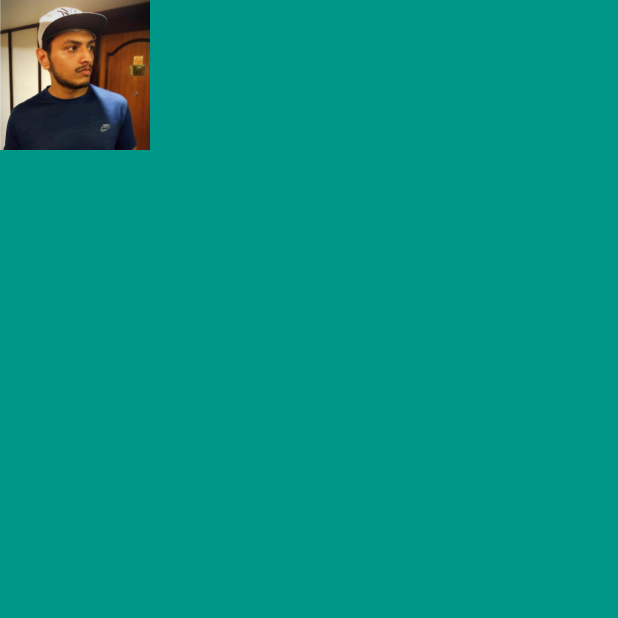
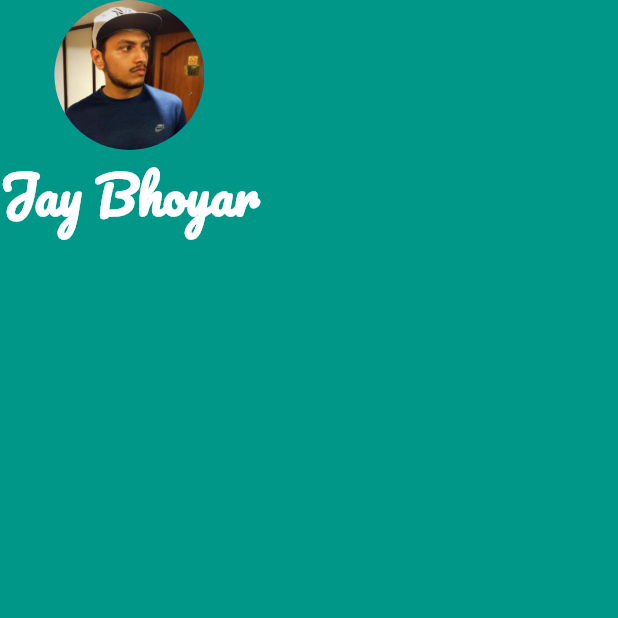
Before and after one commit to jaybhoyar/f-practice, a Flutter app: the screen it shows after launch, on a phone screen of 412 x 824 dp, the top half of it. Run offline on Flutter 3.47's test engine with Material 2 defaults, Android fonts, the phone set to English and light mode, and no system bars.

Commit message:
add custom font

```diff
--- a/mi_card_flutter/lib/main.dart
+++ b/mi_card_flutter/lib/main.dart
@@ -15,11 +15,20 @@ class MyApp extends StatelessWidget {
           child: Column(
             children: <Widget>[
               CircleAvatar(
-                  radius: 50.0,
-                  backgroundColor: Colors.red,
-                  child: Image(
-                    image: AssetImage('images/profile.png'),
-                  )),
+                radius: 50.0,
+                backgroundImage: AssetImage('images/profile.png'),
+                // height: 50.0,
+                // width: 50.0,
+              ),
+              Text(
+                'Jay Bhoyar',
+                style: TextStyle(
+                  fontSize: 34.0,
+                  color: Colors.white,
+                  fontWeight: FontWeight.bold,
+                  fontFamily: 'Pacifico',
+                ),
+              )
             ],
           ),
         ),
--- a/mi_card_flutter/pubspec.yaml
+++ b/mi_card_flutter/pubspec.yaml
@@ -20,3 +20,7 @@ flutter:
 
     assets:
         - images/
+    fonts:
+        - family: Pacifico
+          fonts:
+              - asset: fonts/Pacifico-Regular.ttf
```
Also changed, not shown: mi_card_flutter/fonts/Pacifico-Regular.ttf (added).
